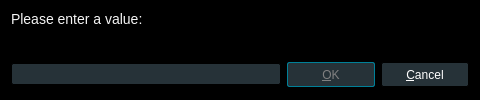
Above: src/ui/inputdialog.ui from u8sand/Baka-MPlayer before the change. Below: the same form after it.
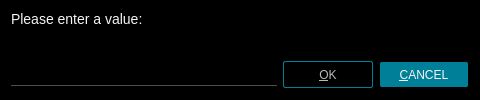
That is the form after the change.

Commit message: Tweak widget color themes

The edit to the form file:
```diff
--- a/src/ui/inputdialog.ui
+++ b/src/ui/inputdialog.ui
@@ -64,10 +64,14 @@
        <widget class="QLineEdit" name="inputLineEdit">
         <property name="styleSheet">
          <string notr="true">QLineEdit {
-	background: #263238;
-	border: 1px solid black;
-	border-radius: 2px;
-	padding: 2px;
+	background: black;
+	border: none;
+	border-bottom: 1px solid #4C4C4C;
+	padding: 4px;
+}
+QLineEdit:focus {
+    border: none;
+	border-bottom: 1px solid #008098;
 }</string>
         </property>
         <property name="clearButtonEnabled">
@@ -94,12 +98,12 @@
         </property>
         <property name="styleSheet">
          <string notr="true">QPushButton {
-    background: #263238;
-	color: white;
+    background: #008098;
+	color: whitesmoke;
 	border: 1px solid black;
 	border-radius: 2px;
-    min-width: 86px;
-	min-height: 23px;
+    min-width: 88px;
+	min-height: 25px;
 }
 QPushButton:default {
 	border: 1px solid #008098;
@@ -108,7 +112,9 @@
     background: #008098;
 }
 QPushButton:disabled {
-    color: gray;
+	background: black;
+	border: 1px solid #008098;
+    color: #B8B8B8;
 }</string>
         </property>
         <property name="text">
@@ -135,12 +141,12 @@
         </property>
         <property name="styleSheet">
          <string notr="true">QPushButton {
-    background: #263238;
-	color: white;
+    background: #008098;
+	color: whitesmoke;
 	border: 1px solid black;
 	border-radius: 2px;
-    min-width: 86px;
-	min-height: 23px;
+    min-width: 88px;
+	min-height: 25px;
 }
 QPushButton:default {
 	border: 1px solid #008098;
@@ -149,11 +155,13 @@
     background: #008098;
 }
 QPushButton:disabled {
-    color: gray;
+	background: black;
+	border: 1px solid #008098;
+    color: #b8b8b8;
 }</string>
         </property>
         <property name="text">
-         <string>&amp;Cancel</string>
+         <string>&amp;CANCEL</string>
         </property>
         <property name="autoDefault">
          <bool>false</bool>
```
Left out of the diff: 4 changed lines with no effect on the pictures. The commit also changes 5 other files.
